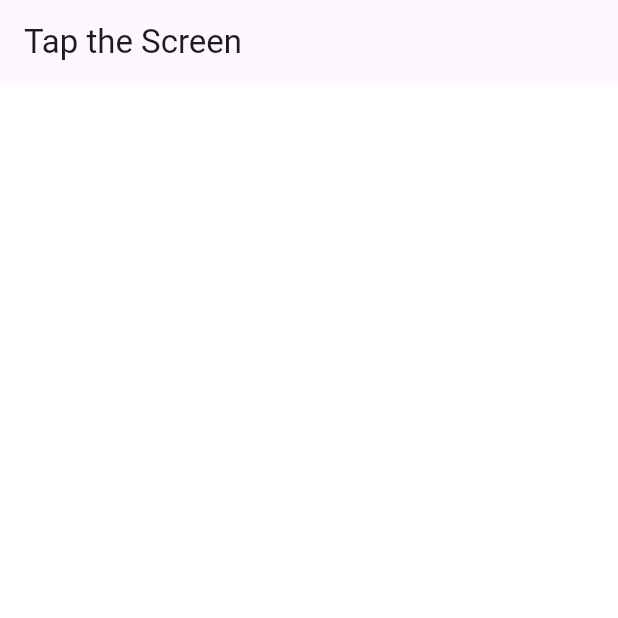
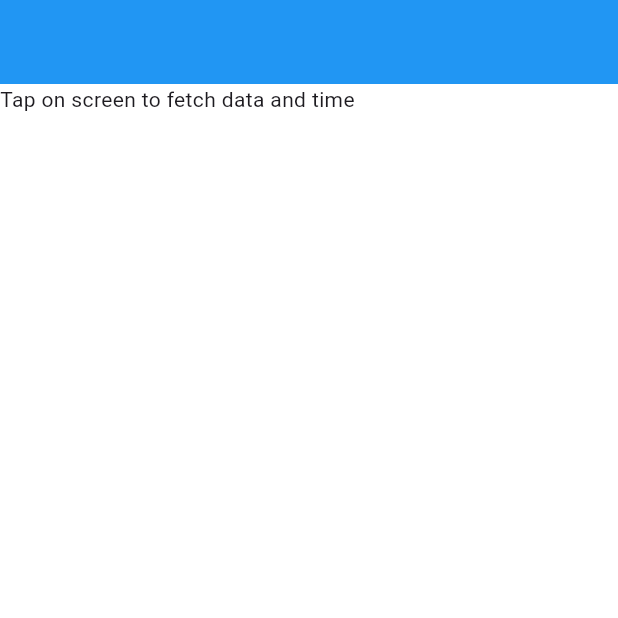
Before and after one commit to rasunM/inherited-widget, a Flutter app: the screen it shows after launch, on a phone screen of 412 x 824 dp, the top half of it. Run offline on Flutter 3.47's test engine with Material 3 defaults, Android fonts, the phone set to English and light mode, and no system bars.

```diff
--- a/lib/main.dart
+++ b/lib/main.dart
@@ -1,4 +1,6 @@
 import 'package:flutter/material.dart';
+import 'package:flutter/widgets.dart';
+import 'package:uuid/uuid.dart';
 
 void main(List<String> args) {
   runApp(
@@ -8,9 +10,32 @@ void main(List<String> args) {
         primarySwatch: Colors.blue,
       ),
       debugShowCheckedModeBanner: false,
-      home: const HomePage(),
+      home: ApiProvider(
+        api: Api(),
+        child: const HomePage(),
+      ),
     ),
   );
+}
+
+class ApiProvider extends InheritedWidget {
+  final Api api;
+  final String uuid;
+
+  ApiProvider({
+    super.key,
+    required this.api,
+    required super.child,
+  }) : uuid = const Uuid().v4();
+
+  @override
+  bool updateShouldNotify(covariant ApiProvider oldWidget) {
+    return uuid != oldWidget.uuid;
+  }
+
+  static ApiProvider of(BuildContext context) {
+    return context.dependOnInheritedWidgetOfExactType<ApiProvider>()!;
+  }
 }
 
 class HomePage extends StatefulWidget {
@@ -21,24 +46,58 @@ class HomePage extends StatefulWidget {
 }
 
 class _HomePageState extends State<HomePage> {
-  String title = "Tap the Screen";
+  ValueKey _textKey = const ValueKey<String?>(null);
 
   @override
   Widget build(BuildContext context) {
     return Scaffold(
       appBar: AppBar(
-        title: Text(title),
+        backgroundColor: Colors.blue,
+        title: Text(ApiProvider.of(context).api.dateAndTime ?? ""),
       ),
       body: GestureDetector(
-        onTap: () {
+        onTap: () async {
+          final api = ApiProvider.of(context).api;
+          final dateAndTime = await api.getDateAndTime();
           setState(() {
-            title = DateTime.now().toIso8601String();
+            _textKey = ValueKey(dateAndTime);
           });
         },
-        child: Container(
-          color: Colors.white,
+        child: SizedBox.expand(
+          child: Container(
+            color: Colors.white,
+            child: DateTimeWidget(
+              key: _textKey,
+            ),
+          ),
         ),
       ),
     );
   }
 }
+
+class DateTimeWidget extends StatelessWidget {
+  const DateTimeWidget({super.key});
+
+  @override
+  Widget build(BuildContext context) {
+    final api = ApiProvider.of(context).api;
+    return Text(
+      api.dateAndTime ?? "Tap on screen to fetch data and time",
+    );
+  }
+}
+
+class Api {
+  String? dateAndTime;
+
+  Future<String> getDateAndTime() {
+    return Future.delayed(
+      const Duration(seconds: 1),
+      () => DateTime.now().toIso8601String(),
+    ).then((value) {
+      dateAndTime = value;
+      return value;
+    });
+  }
+}
--- a/pubspec.yaml
+++ b/pubspec.yaml
@@ -35,6 +35,7 @@ dependencies:
   # The following adds the Cupertino Icons font to your application.
   # Use with the CupertinoIcons class for iOS style icons.
   cupertino_icons: ^1.0.6
+  uuid: ^4.4.0
 
 dev_dependencies:
   flutter_test:
```
Also changed, not shown: pubspec.lock.
